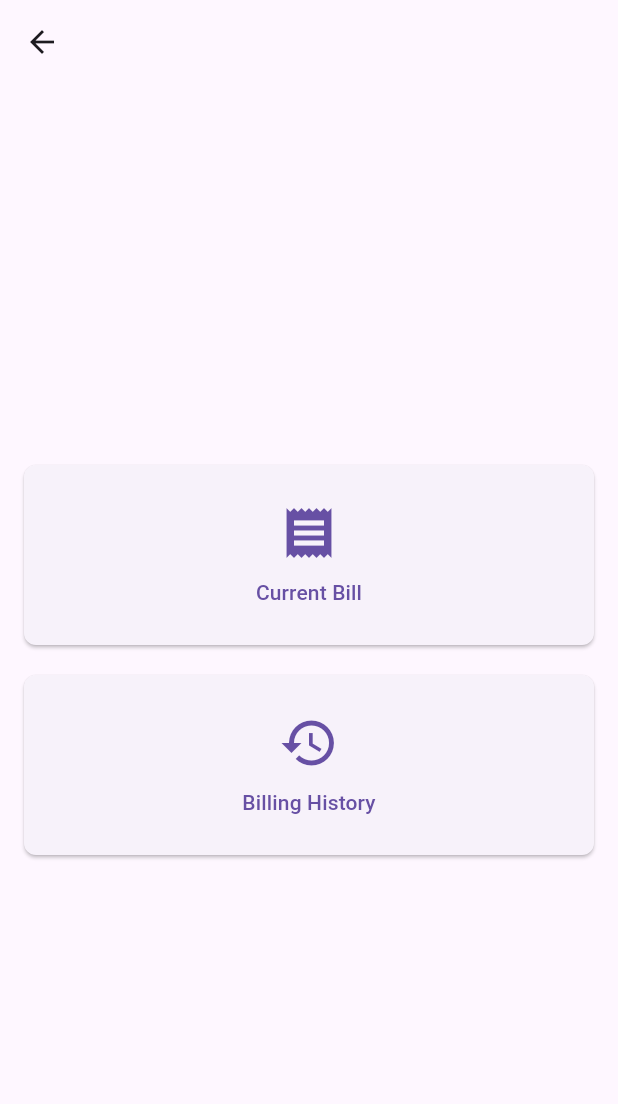
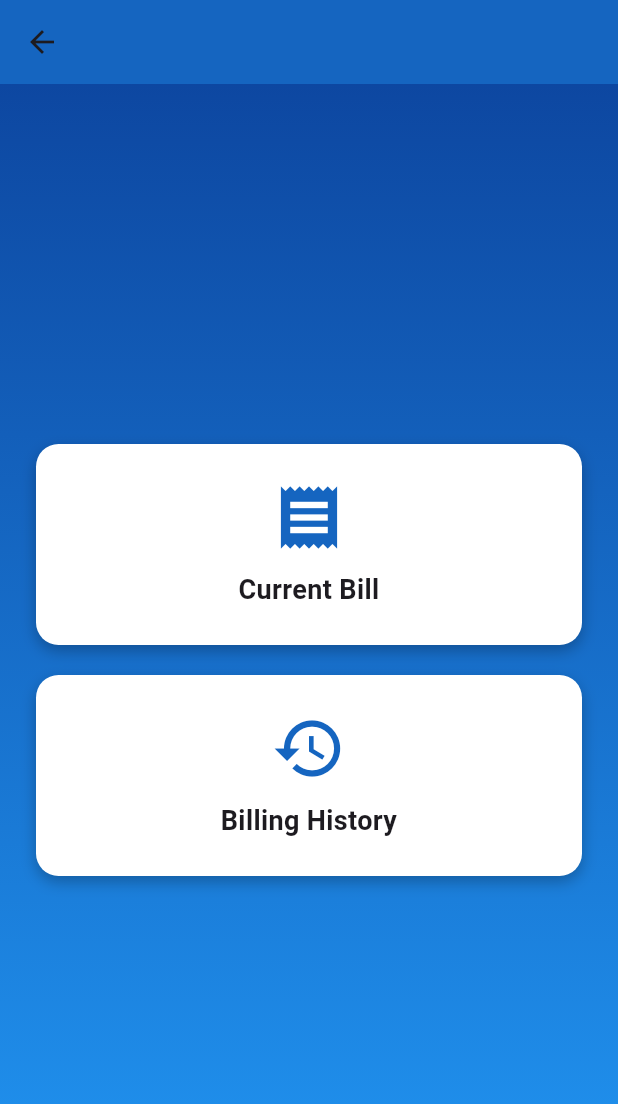
Before and after one commit to whatever413y/M18-Residences, a Flutter app: the HomePage screen opened directly with empty values, on a phone screen of 412 x 824 dp. Shown: the top 1104 px of the screen. Run offline on Flutter 3.47's test engine with Material 3 defaults, Android fonts, the phone set to English and light mode, and no system bars; our stand-ins replace fl_chart; network calls fail.

Commit message:
Update UI elements for home, login, and billing pages with improved styling and layout

```diff
--- a/lib/main.dart
+++ b/lib/main.dart
@@ -10,7 +10,7 @@ class MyApp extends StatelessWidget {
   Widget build(BuildContext context) {
     return MaterialApp(
       debugShowCheckedModeBanner: false,
-      title: 'Navigation',
+      title: 'Home',
       theme: ThemeData(
         primarySwatch: Colors.blue,
       ),
--- a/lib/pages/home_page.dart
+++ b/lib/pages/home_page.dart
@@ -22,11 +22,26 @@ class HomePageState extends State<HomePage> {
   @override
   Widget build(BuildContext context) {
     return Scaffold(
-      appBar: AppBar(title: Text(widget.inputText)),
-      body: Padding(
-        padding: EdgeInsets.all(16.0),
+      appBar: AppBar(
+        title: Text(
+          widget.inputText,
+          style: TextStyle(fontWeight: FontWeight.bold),
+        ),
+        backgroundColor: Colors.blue.shade800,
+      ),
+      body: Container(
+        decoration: BoxDecoration(
+          gradient: LinearGradient(
+            colors: [Colors.blue.shade900, Colors.blue.shade500],
+            begin: Alignment.topCenter,
+            end: Alignment.bottomCenter,
+          ),
+        ),
+        child: Center(
+          child: Padding(
+            padding: EdgeInsets.symmetric(horizontal: 24.0),
             child: Column(
-          mainAxisAlignment: MainAxisAlignment.center,
+              mainAxisSize: MainAxisSize.min,
               children: [
                 _buildSquareButton("Current Bill", Icons.receipt, BillingPage()),
                 SizedBox(height: 20),
@@ -34,24 +49,40 @@ class HomePageState extends State<HomePage> {
               ],
             ),
           ),
+        ),
+      ),
     );
   }
 
   Widget _buildSquareButton(String text, IconData icon, Widget page) {
-    return ElevatedButton(
-      onPressed: () => _navigateToPage(page),
-      style: ElevatedButton.styleFrom(
+    return GestureDetector(
+      onTap: () => _navigateToPage(page),
+      child: Container(
+        width: double.infinity,
         padding: EdgeInsets.all(24),
-        shape: RoundedRectangleBorder(borderRadius: BorderRadius.circular(8)),
-        minimumSize: Size(double.infinity, 120),
+        decoration: BoxDecoration(
+          color: Colors.white,
+          borderRadius: BorderRadius.circular(15),
+          boxShadow: [
+            BoxShadow(
+              color: Colors.black26,
+              blurRadius: 8,
+              offset: Offset(0, 4),
+            ),
+          ],
         ),
         child: Column(
           mainAxisSize: MainAxisSize.min,
           children: [
-          Icon(icon, size: 40),
+            Icon(icon, size: 50, color: Colors.blue.shade800),
             SizedBox(height: 10),
-          Text(text, textAlign: TextAlign.center),
+            Text(
+              text,
+              textAlign: TextAlign.center,
+              style: TextStyle(fontSize: 18, fontWeight: FontWeight.bold),
+            ),
           ],
+        ),
       ),
     );
   }
```
Also changed, not shown: lib/pages/billing_page.dart (+43 -17 lines), lib/pages/history_page.dart (+45 -59 lines), lib/pages/login_page.dart (+71 -12 lines). Lines whose indentation alone changed are shown as unchanged.
